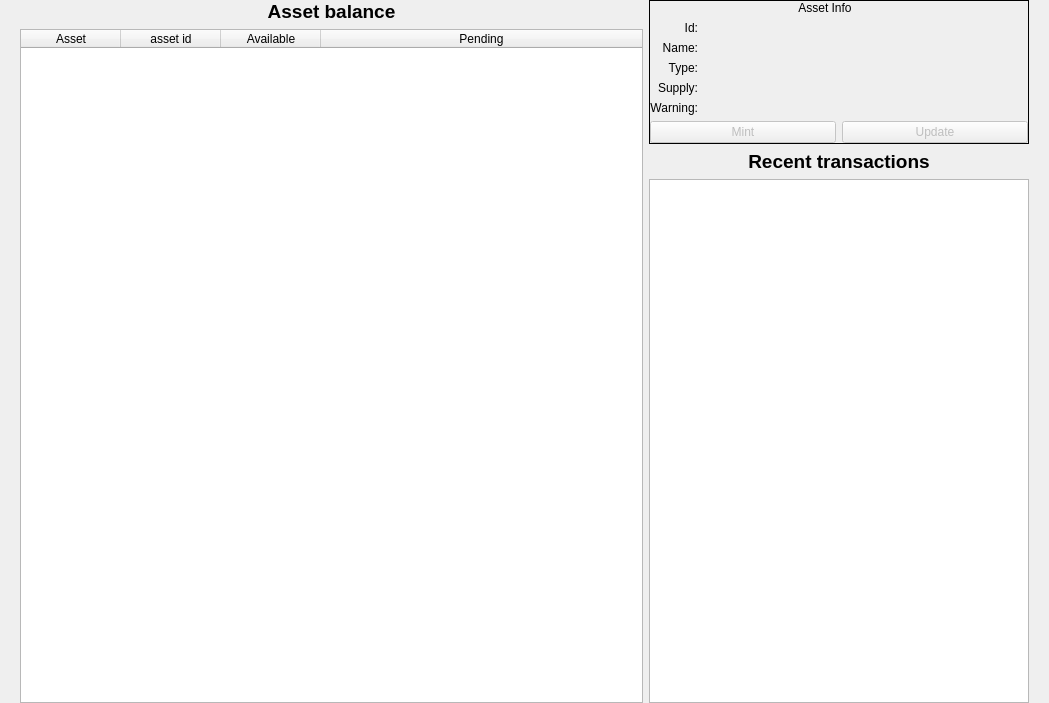
Above: src/qt/forms/assetsdialog.ui from Raptor3um/raptoreum before the change. Below: the same form after it.
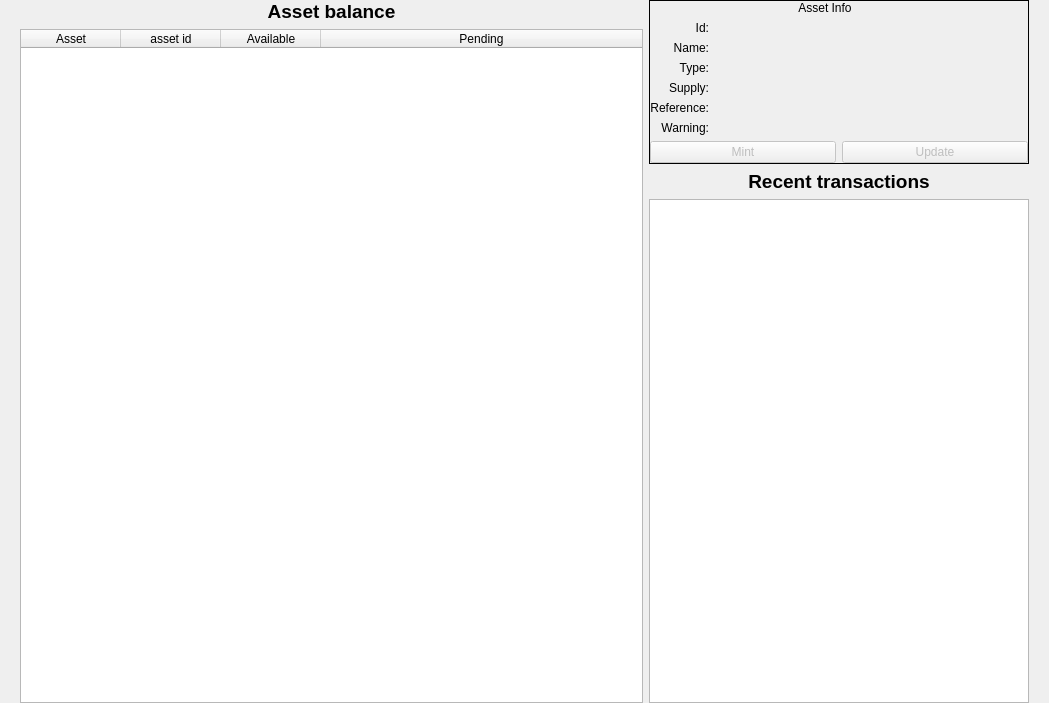
That is the form after the change.

What changed in the file:
```diff
--- a/src/qt/forms/assetsdialog.ui
+++ b/src/qt/forms/assetsdialog.ui
@@ -181,25 +181,49 @@
                 </item>
                 <item>
                  <layout class="QGridLayout" name="gridLayout">
-                  <item row="2" column="3">
-                   <widget class="QLabel" name="label_7">
+                  <item row="5" column="0">
+                   <widget class="QLabel" name="errorLabel">
                     <property name="text">
-                     <string/>
+                     <string>Warning:</string>
                     </property>
+                    <property name="alignment">
+                     <set>Qt::AlignRight|Qt::AlignTrailing|Qt::AlignVCenter</set>
+                    </property>
                    </widget>
                   </item>
-                  <item row="1" column="2">
-                   <widget class="QLabel" name="nameTextLabel">
+                  <item row="0" column="0">
+                   <widget class="QLabel" name="label_6">
+                    <property name="text">
+                     <string>Id:</string>
+                    </property>
+                    <property name="alignment">
+                     <set>Qt::AlignRight|Qt::AlignTrailing|Qt::AlignVCenter</set>
+                    </property>
+                   </widget>
+                  </item>
+                  <item row="3" column="1">
+                   <widget class="QLabel" name="suplyTextLabel">
                     <property name="text">
                      <string notr="true"/>
                     </property>
                     <property name="alignment">
                      <set>Qt::AlignCenter</set>
                     </property>
-                    <property name="textInteractionFlags">
-                     <set>Qt::LinksAccessibleByMouse|Qt::TextSelectableByMouse</set>
-                    </property>
-                   </widget>
+                   </widget>
+                  </item>
+                  <item row="5" column="1">
+                   <layout class="QHBoxLayout" name="horizontalLayout_3">
+                    <item>
+                     <widget class="QLabel" name="errorTextLabel">
+                      <property name="text">
+                       <string/>
+                      </property>
+                      <property name="alignment">
+                       <set>Qt::AlignCenter</set>
+                      </property>
+                     </widget>
+                    </item>
+                   </layout>
                   </item>
                   <item row="3" column="0">
                    <widget class="QLabel" name="label_5">
@@ -211,33 +235,6 @@
                     </property>
                    </widget>
                   </item>
-                  <item row="1" column="3">
-                   <widget class="QLabel" name="assetname">
-                    <property name="text">
-                     <string/>
-                    </property>
-                   </widget>
-                  </item>
-                  <item row="3" column="2">
-                   <widget class="QLabel" name="suplyTextLabel">
-                    <property name="text">
-                     <string notr="true"/>
-                    </property>
-                    <property name="alignment">
-                     <set>Qt::AlignCenter</set>
-                    </property>
-                   </widget>
-                  </item>
-                  <item row="0" column="0">
-                   <widget class="QLabel" name="label_6">
-                    <property name="text">
-                     <string>Id:</string>
-                    </property>
-                    <property name="alignment">
-                     <set>Qt::AlignRight|Qt::AlignTrailing|Qt::AlignVCenter</set>
-                    </property>
-                   </widget>
-                  </item>
                   <item row="1" column="0">
                    <widget class="QLabel" name="label_4">
                     <property name="text">
@@ -248,7 +245,33 @@
                     </property>
                    </widget>
                   </item>
-                  <item row="0" column="2">
+                  <item row="6" column="1">
+                   <spacer name="horizontalSpacer">
+                    <property name="orientation">
+                     <enum>Qt::Horizontal</enum>
+                    </property>
+                    <property name="sizeHint" stdset="0">
+                     <size>
+                      <width>40</width>
+                      <height>0</height>
+                     </size>
+                    </property>
+                   </spacer>
+                  </item>
+                  <item row="1" column="1">
+                   <widget class="QLabel" name="nameTextLabel">
+                    <property name="text">
+                     <string notr="true"/>
+                    </property>
+                    <property name="alignment">
+                     <set>Qt::AlignCenter</set>
+                    </property>
+                    <property name="textInteractionFlags">
+                     <set>Qt::LinksAccessibleByMouse|Qt::TextSelectableByMouse</set>
+                    </property>
+                   </widget>
+                  </item>
+                  <item row="0" column="1">
                    <widget class="QLabel" name="idTextLablel">
                     <property name="text">
                      <string notr="true"/>
@@ -261,7 +284,7 @@
                     </property>
                    </widget>
                   </item>
-                  <item row="2" column="2">
+                  <item row="2" column="1">
                    <widget class="QLabel" name="typeLabel">
                     <property name="text">
                      <string/>
@@ -288,42 +311,22 @@
                     </property>
                    </widget>
                   </item>
-                  <item row="4" column="2">
-                   <layout class="QHBoxLayout" name="horizontalLayout_3">
-                    <item>
-                     <widget class="QLabel" name="errorTextLabel">
-                      <property name="text">
-                       <string/>
-                      </property>
-                      <property name="alignment">
-                       <set>Qt::AlignCenter</set>
-                      </property>
-                     </widget>
-                    </item>
-                   </layout>
-                  </item>
                   <item row="4" column="0">
-                   <widget class="QLabel" name="errorLabel">
+                   <widget class="QLabel" name="referenceLabel">
                     <property name="text">
-                     <string>Warning:</string>
+                     <string>Reference:</string>
                     </property>
                     <property name="alignment">
                      <set>Qt::AlignRight|Qt::AlignTrailing|Qt::AlignVCenter</set>
                     </property>
                    </widget>
                   </item>
-                  <item row="5" column="2">
-                   <spacer name="horizontalSpacer">
-                    <property name="orientation">
-                     <enum>Qt::Horizontal</enum>
+                  <item row="4" column="1">
+                   <widget class="QLabel" name="referenceDisplay">
+                    <property name="text">
+                     <string/>
                     </property>
-                    <property name="sizeHint" stdset="0">
-                     <size>
-                      <width>40</width>
-                      <height>0</height>
-                     </size>
-                    </property>
-                   </spacer>
+                   </widget>
                   </item>
                  </layout>
                 </item>
@@ -370,7 +373,6 @@
              <property name="font">
               <font>
                <pointsize>14</pointsize>
-               <weight>75</weight>
                <bold>true</bold>
               </font>
              </property>
```
Left out of the diff: 17 changed lines with no effect on the pictures.
